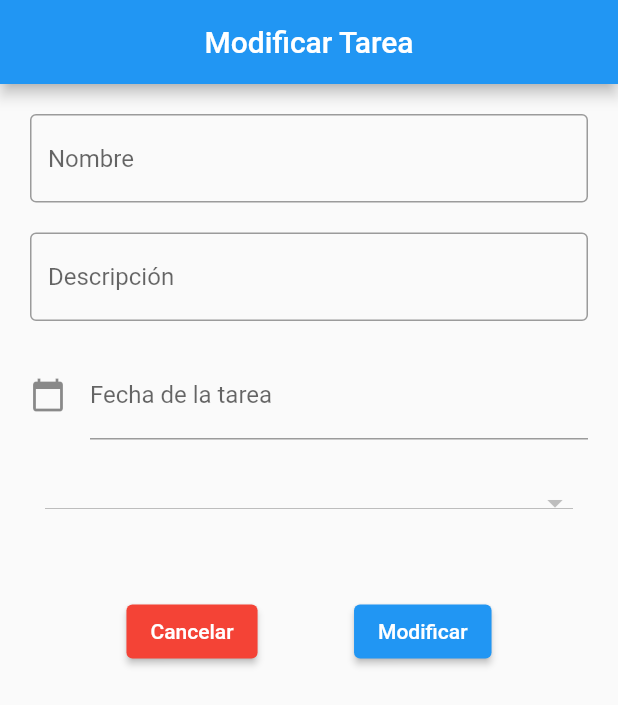
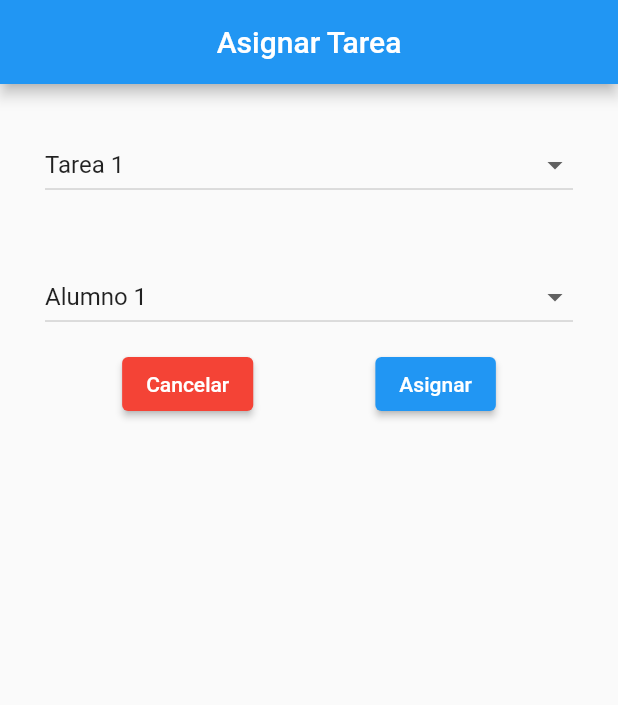
Before and after one commit to PepeNavarro7/UGR-DGP-MDA, a Flutter app: the screen it shows after launch, on a phone screen of 412 x 824 dp. Shown: the top 705 px of the screen. Run offline on Flutter 3.47's test engine with Material 2 defaults, Android fonts, the phone set to English and light mode, and no system bars; our stand-ins replace image_picker.

Commit message:
Update asignar_tarea.dart

```diff
--- a/lib/asignar_tarea.dart
+++ b/lib/asignar_tarea.dart
@@ -1,5 +1,4 @@
 import 'package:flutter/material.dart';
-import 'package:intl/intl.dart';
 
 // Lista de tipo String que contiene todas las tareas
 final List<String> listaTareas = <String>["Tarea 1", "Tarea 2", "Tarea 3"];
@@ -46,80 +45,20 @@ class _AsignarTareaState extends State<AsignarTarea> {
     return Scaffold(
       appBar: AppBar(
         backgroundColor: colorAppBar,
-        title: Center(child: Text("Modificar Tarea")),
+        title: Center(child: Text("Asignar Tarea")),
       ),
       body: SafeArea(
         child: ListView(
           children: [
-            // Nombre
-            Container(
-              padding: EdgeInsets.fromLTRB(separacionElementos, separacionElementos, separacionElementos, 0.0),
-              child: TextField(
-                onChanged: (text) {
-                  nombre = text;
-                },
-                decoration: InputDecoration(
-                  border: OutlineInputBorder(),
-                  hintText: "Nombre",
-                ),
-              ),
-            ),
-
-            // Descripción
-            Container(
-              padding: EdgeInsets.fromLTRB(separacionElementos, separacionElementos, separacionElementos, 0.0),
-              child: TextField(
-                onChanged: (text) {
-                  descripcion = text;
-                },
-                keyboardType: TextInputType.multiline,
-                maxLines: null,
-                decoration: InputDecoration(
-                  border: OutlineInputBorder(),
-                  hintText: "Descripción",
-                ),
-              ),
-            ),
-
-            // Fecha
-            Container(
-              padding: EdgeInsets.fromLTRB(separacionElementos, separacionElementos, separacionElementos, 0.0),
-              child: TextField(
-                  controller: controladorFecha,
-                  decoration: const InputDecoration(
-                    icon: Icon(Icons.calendar_today),
-                    labelText: "Fecha de la tarea",
-                    fillColor: Colors.green,
-                  ),
-                  readOnly: true,
-                  onTap: () async {
-                    DateTime? fechaSeleccionada = await showDatePicker(
-                      context: context,
-                      initialDate: DateTime.now(),
-                      firstDate:DateTime.now(),
-                      lastDate: DateTime(2050),
-                    );
-
-                    if (fechaSeleccionada != null) {
-                      setState(() {
-                        String fechaConFormato = DateFormat("dd/MM/yyyy").format(fechaSeleccionada);
-                        controladorFecha.text = fechaConFormato.toString();
-                        fecha = controladorFecha.text;
-                      });
-                    }
-                  }
-              ),
-            ),
-
-            // Lugar
+            // Nombre de la tarea
             Container(
                 width: MediaQuery.of(context).size.width - separacionElementos,
                 padding: EdgeInsets.fromLTRB(separacionElementos, separacionElementos, separacionElementos, 0.0),
                 margin: EdgeInsets.all(10),
                 child: DropdownButton(
-                  value: lugar,
+                  value: tarea,
                   isExpanded: true,
-                  items: listaLugares.map<DropdownMenuItem<String>>((String valor) {
+                  items: listaTareas.map<DropdownMenuItem<String>>((String valor) {
                     return DropdownMenuItem<String>(
                       value: valor,
                       child: Text(valor),
@@ -127,23 +66,35 @@ class _AsignarTareaState extends State<AsignarTarea> {
                   }).toList(),
                   onChanged: (String? valor) {
                     setState(() {
-                      lugar = valor!;
+                      tarea = valor!;
                     });
                   },
                 )
             ),
 
-            // Pasos
+            // Nombre del alumno
             Container(
                 width: MediaQuery.of(context).size.width - separacionElementos,
                 padding: EdgeInsets.fromLTRB(separacionElementos, separacionElementos, separacionElementos, 0.0),
+                margin: EdgeInsets.all(10),
+                child: DropdownButton(
+                  value: alumno,
+                  isExpanded: true,
+                  items: listaAlumnos.map<DropdownMenuItem<String>>((String valor) {
+                    return DropdownMenuItem<String>(
+                      value: valor,
+                      child: Text(valor),
+                    );
+                  }).toList(),
+                  onChanged: (String? valor) {
+                    setState(() {
+                      alumno = valor!;
+                    });
+                  },
+                )
             ),
 
-            // Botones Cancelar y Modificar
-            Container(
-              width: MediaQuery.of(context).size.width - separacionElementos,
-              padding: EdgeInsets.fromLTRB(separacionElementos, separacionElementos, separacionElementos, 0.0),
-              child: Row(
+            Row(
               mainAxisAlignment: MainAxisAlignment.spaceEvenly,
               children: [
                 ElevatedButton(
@@ -156,14 +107,13 @@ class _AsignarTareaState extends State<AsignarTarea> {
 
                 ElevatedButton(
                   onPressed: () {},
-                    child: Text("Modificar"),
+                  child: Text("Asignar"),
                   style: ElevatedButton.styleFrom(
                     primary: colorBotones,
                   ),
                 ),
               ],
-              ),
-            ),
+            )
           ],
         ),
       ),
```
Lines whose indentation alone changed are shown as unchanged.
